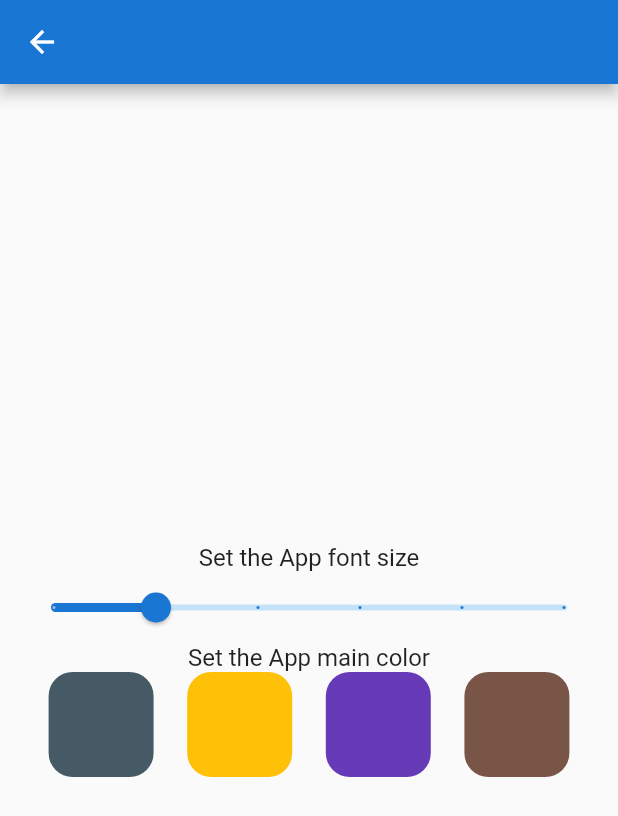
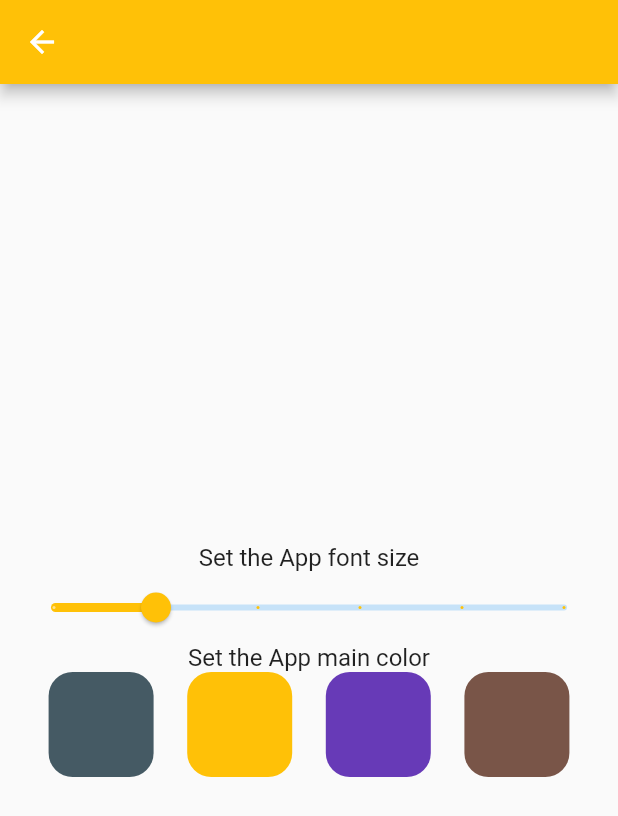
Before and after one commit to brunovgois/settings_page, a Flutter app: the screen it shows after launch, in the side drawer, after a tap on "Settings Page", on a phone screen of 412 x 824 dp. Shown: the top 816 px of the screen. Run offline on Flutter 3.47's test engine with Material 2 defaults, Android fonts, the phone set to English and light mode, and no system bars; our stand-ins replace shared_preferences.

Commit message:
setColors working

```diff
--- a/settings_page/lib/data/shared_prefs.dart
+++ /dev/null
@@ -1,42 +0,0 @@
-import 'dart:async';
-
-import 'package:shared_preferences/shared_preferences.dart';
-
-class SharedPrefs {
-  final String fontSizeKey = 'font_size';
-  final String colorKey = 'color';
-  static SharedPreferences _sp;
-
-  static SharedPrefs _instance;
-
-  SharedPrefs._internal();
-
-  factory SharedPrefs() {
-    if (_instance == null) {
-      _instance = SharedPrefs._internal();
-    }
-    return _instance;
-  }
-
-  Future init() async {
-    _sp = await SharedPreferences.getInstance();
-  }
-
-  Future setColor(int color) {
-    print('Set Method--');
-    print(color);
-    return _sp.setInt(colorKey, color);
-  }
-
-  int getColor() {
-    int color = _sp.getInt(colorKey);
-    if (color == null) {
-      color = 0xff1976d2;
-    }
-    print('Get Method--');
-    print(color);
-    return color;
-  }
-
-  //TODO set e get fontSize
-}
--- a/settings_page/lib/main.dart
+++ b/settings_page/lib/main.dart
@@ -1,6 +1,6 @@
 import 'package:flutter/material.dart';
-import 'package:settings_page/data/shared_prefs.dart';
 import 'pages/settings_page.dart';
+import 'package:shared_preferences/shared_preferences.dart';
 
 void main() {
   runApp(MyApp());
@@ -24,15 +24,19 @@ class MyHomePage extends StatefulWidget {
 }
 
 class _MyHomePageState extends State<MyHomePage> {
-  SharedPrefs sharedPrefs;
-  int themeColor = 0xFFF00000;
+  int _themeColor;
 
   @override
   void initState() {
-    sharedPrefs = SharedPrefs();
-    sharedPrefs.init();
-    themeColor = sharedPrefs.getColor();
     super.initState();
+    _loadConfigs();
+  }
+
+  void _loadConfigs() async {
+    SharedPreferences prefs = await SharedPreferences.getInstance();
+    setState(() {
+      _themeColor = (prefs.getInt('color') ?? 0xFFF00000);
+    });
   }
 
   @override
@@ -40,7 +44,7 @@ class _MyHomePageState extends State<MyHomePage> {
     return Scaffold(
       appBar: AppBar(
         title: Text('Demo App Title'),
-        backgroundColor: Color(themeColor),
+        backgroundColor: Color(_themeColor),
       ),
       drawer: Drawer(
         child: ListView(
@@ -48,7 +52,7 @@ class _MyHomePageState extends State<MyHomePage> {
             ListTile(
               title: Text('Settings Page'),
               onTap: () {
-                Navigator.pop(context);
+                // Navigator.pop(context);
                 Navigator.push(
                   context,
                   MaterialPageRoute(
@@ -56,7 +60,7 @@ class _MyHomePageState extends State<MyHomePage> {
                       return SettingsPage();
                     },
                   ),
-                );
+                ).then((value) => setState(() {}));
               },
             ),
           ],
--- a/settings_page/lib/pages/settings_page.dart
+++ b/settings_page/lib/pages/settings_page.dart
@@ -1,6 +1,6 @@
 import 'package:flutter/material.dart';
 import 'package:settings_page/main.dart';
-import './../data/shared_prefs.dart';
+import 'package:shared_preferences/shared_preferences.dart';
 
 class SettingsPage extends StatefulWidget {
   @override
@@ -8,25 +8,41 @@ class SettingsPage extends StatefulWidget {
 }
 
 class _SettingsPageState extends State<SettingsPage> {
-  double fontSize = 16;
+  double _fontSize;
   List<int> colors = [0xFF455A64, 0xFFFFC107, 0xFF673AB7, 0xFF795548];
 
-  int selectedColor;
+  int _selectedColor;
 
-  SharedPrefs sharedPrefs;
   @override
   void initState() {
-    sharedPrefs = SharedPrefs();
-    sharedPrefs.init();
-    selectedColor = sharedPrefs.getColor();
     super.initState();
+    _loadConfigs();
+  }
+
+  void _loadConfigs() async {
+    SharedPreferences prefs = await SharedPreferences.getInstance();
+    setState(() {
+      _selectedColor = (prefs.getInt('color') ?? 0xFFFFC107);
+      _fontSize = (prefs.getDouble('FontSize') ?? 16);
+    });
   }
 
   @override
   Widget build(BuildContext context) {
     return Scaffold(
       appBar: AppBar(
-        backgroundColor: Color(selectedColor),
+        leading: IconButton(
+          icon: Icon(Icons.arrow_back),
+          onPressed: () => Navigator.push(
+            context,
+            MaterialPageRoute(
+              builder: (context) {
+                return MyHomePage();
+              },
+            ),
+          ),
+        ),
+        backgroundColor: Color(_selectedColor),
       ),
       body: Container(
         padding: const EdgeInsets.all(10),
@@ -38,26 +54,26 @@ class _SettingsPageState extends State<SettingsPage> {
                 Text(
                   'Set the App font size',
                   style: TextStyle(
-                    fontSize: fontSize,
+                    fontSize: _fontSize,
                   ),
                 ),
                 Slider(
-                  activeColor: Color(selectedColor),
-                  label: fontSize.round().toString(),
+                  activeColor: Color(_selectedColor),
+                  label: _fontSize.round().toString(),
                   min: 12,
                   max: 44,
                   divisions: 5,
-                  value: fontSize,
+                  value: _fontSize,
                   onChanged: (double newValue) {
                     setState(() {
-                      fontSize = newValue;
+                      setFontSize(newValue);
                     });
                   },
                 ),
                 Text(
                   'Set the App main color',
                   style: TextStyle(
-                    fontSize: fontSize,
+                    fontSize: _fontSize,
                   ),
                 ),
                 Row(
@@ -66,56 +82,24 @@ class _SettingsPageState extends State<SettingsPage> {
                     GestureDetector(
                       onTap: () => {
                         setColor(0),
-                        Navigator.push(
-                          context,
-                          MaterialPageRoute(
-                            builder: (context) {
-                              return MyHomePage();
-                            },
-                          ),
-                        ),
                       },
                       child: ColorCircle(colors[0]),
                     ),
                     GestureDetector(
                       onTap: () => {
                         setColor(1),
-                        Navigator.push(
-                          context,
-                          MaterialPageRoute(
-                            builder: (context) {
-                              return MyHomePage();
-                            },
-                          ),
-                        ),
                       },
                       child: ColorCircle(colors[1]),
                     ),
                     GestureDetector(
                       onTap: () => {
                         setColor(2),
-                        Navigator.push(
-                          context,
-                          MaterialPageRoute(
-                            builder: (context) {
-                              return MyHomePage();
-                            },
-                          ),
-                        ),
                       },
                       child: ColorCircle(colors[2]),
                     ),
                     GestureDetector(
                       onTap: () => {
                         setColor(3),
-                        Navigator.push(
-                          context,
-                          MaterialPageRoute(
-                            builder: (context) {
-                              return MyHomePage();
-                            },
-                          ),
-                        )
                       },
                       child: ColorCircle(colors[3]),
                     ),
@@ -129,10 +113,19 @@ class _SettingsPageState extends State<SettingsPage> {
     );
   }
 
-  void setColor(int colorIndex) {
+  void setColor(int colorIndex) async {
+    SharedPreferences prefs = await SharedPreferences.getInstance();
     setState(() {
-      selectedColor = colors[colorIndex];
-      sharedPrefs.setColor(colors[colorIndex]);
+      _selectedColor = colors[colorIndex];
+      prefs.setInt('color', colors[colorIndex]);
+    });
+  }
+
+  void setFontSize(double fontSize) async {
+    SharedPreferences prefs = await SharedPreferences.getInstance();
+    setState(() {
+      _fontSize = fontSize;
+      prefs.setDouble('fontSize', fontSize);
     });
   }
 }
```
